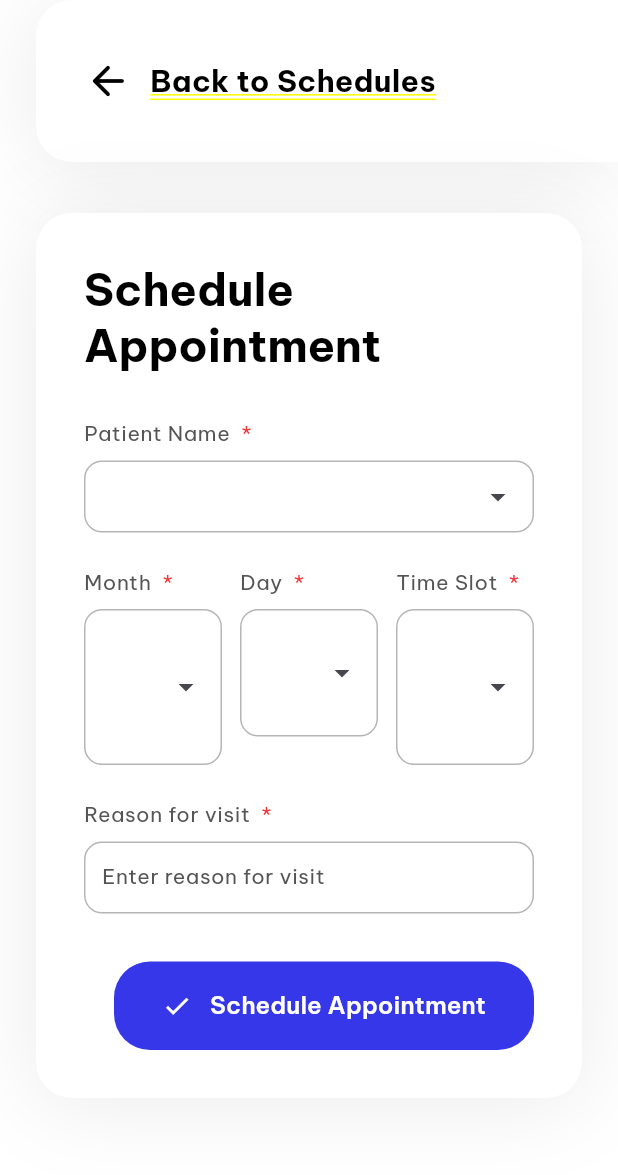
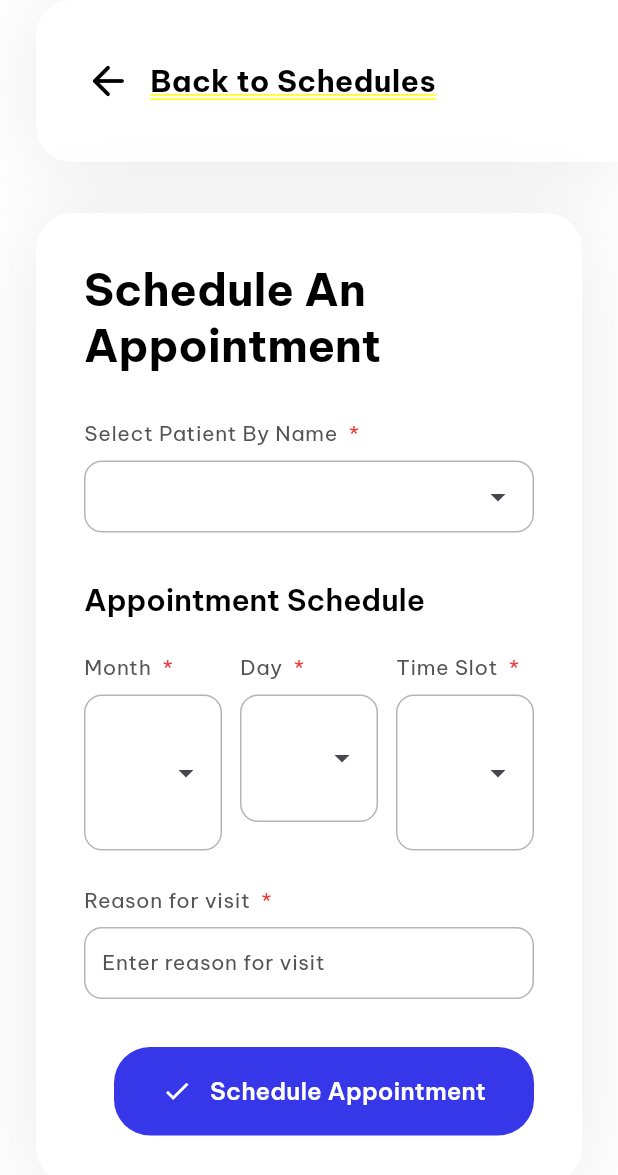
Before and after one commit to renz0826/Project-ByteSize, a Flutter app: the ScheduleDashboard screen opened directly, after a tap on "Schedule an Appointment", on a phone screen of 412 x 824 dp. Shown: the top 1175 px of the screen. Run offline on Flutter 3.47's test engine with Material 3 defaults, Android fonts, the light colour scheme and no system bars; drawn by our look-alikes of dropdown_search; our stand-ins replace drift, flutter_riverpod, flutter_spinbox, flutter_svg, google_fonts, heroicons and 2 more; missing offline and left inert: easy_radio, philippines_rpcmb, window_manager; accounts and stored records are empty; generated files the repository leaves out were written again.

Commit message:
fix: whatever I can

```diff
--- a/app/lib/pages/schedule/schedule_appointment.dart
+++ b/app/lib/pages/schedule/schedule_appointment.dart
@@ -164,21 +164,27 @@ class _ScheduleAppointmentFormState
                   .equals(widget.appointmentToEdit!.appointment.appointmentId)))
             .write(companion);
 
-        if (mounted) { // TODO: Refactor
-          ScaffoldMessenger.of(context).showSnackBar(const SnackBar(content: Text("Appointment Updated Successfully!")));
+        if (mounted) {
+          // TODO: Refactor
+          ScaffoldMessenger.of(context).showSnackBar(const SnackBar(
+              content: Text("Appointment Updated Successfully!")));
         }
       } else {
         await repo.addAppointment(companion);
 
-        if (mounted) { // TODO: Refactor
-          ScaffoldMessenger.of(context).showSnackBar(const SnackBar(content: Text("Appointment Scheduled Successfully!")));
+        if (mounted) {
+          // TODO: Refactor
+          ScaffoldMessenger.of(context).showSnackBar(const SnackBar(
+              content: Text("Appointment Scheduled Successfully!")));
         }
       }
 
       widget.onSave();
     } catch (e) {
-      if (mounted) { // TODO: Refactor
-        ScaffoldMessenger.of(context).showSnackBar(SnackBar(content: Text("Error: $e"), backgroundColor: Colors.red));
+      if (mounted) {
+        // TODO: Refactor
+        ScaffoldMessenger.of(context).showSnackBar(
+            SnackBar(content: Text("Error: $e"), backgroundColor: Colors.red));
       }
     }
   }
@@ -199,23 +205,28 @@ class _ScheduleAppointmentFormState
           mainAxisSize: MainAxisSize.min,
           crossAxisAlignment: CrossAxisAlignment.start,
           children: [
-            Text(isEditing ? "Edit Appointment" : "Schedule Appointment",
+            Text(
+                isEditing
+                    ? "Edit ${widget.appointmentToEdit?.patient.lastName}, ${widget.appointmentToEdit?.patient.firstName}'s Schedule"
+                    : "Schedule An Appointment",
                 style: Theme.of(context).textTheme.headlineLarge),
             const SizedBox(height: 32),
+            if (!isEditing) ...[
               InputField(
-              label: "Patient Name",
-              hintText: "Select patient",
+                label: "Select Patient By Name",
                 variant: InputVariant.dropdown,
                 dropdownValue: _selectedPatient,
                 isRequired: true,
-              onDropdownChanged:
-                  (isEditing || widget.preSelectedPatient != null)
-                      ? null
-                      : (v) => setState(() => _selectedPatient = v),
                 dropdownItems: widget.activePatients
-                  .where((p) => !p.isArchived) // only show patients that are not archived
-                  .map((p) => '${p.lastName}, ${p.firstName}')
+                    .map((p) => "${p.lastName}, ${p.firstName}")
                     .toList(),
+                onDropdownChanged: (v) => setState(() => _selectedPatient = v),
+              ),
+              const SizedBox(height: 32),
+            ],
+            Text(
+              "Appointment Schedule",
+              style: Theme.of(context).textTheme.titleLarge,
             ),
             const SizedBox(height: 24),
             Row(
```
Lines whose indentation alone changed are shown as unchanged.
